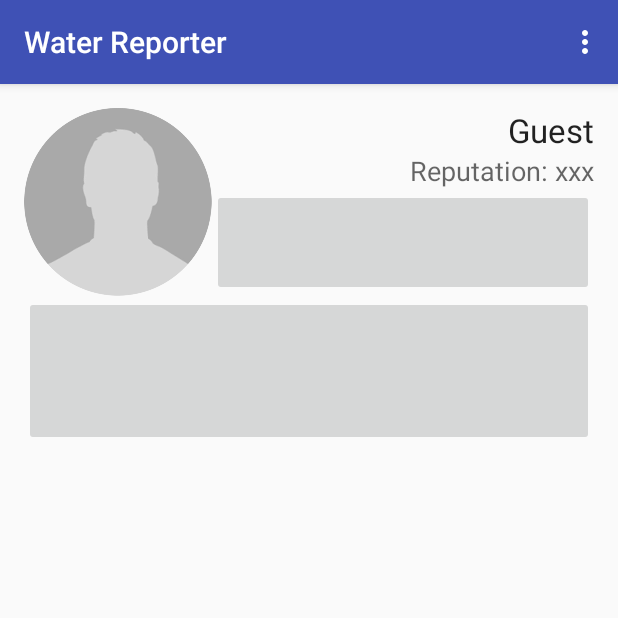
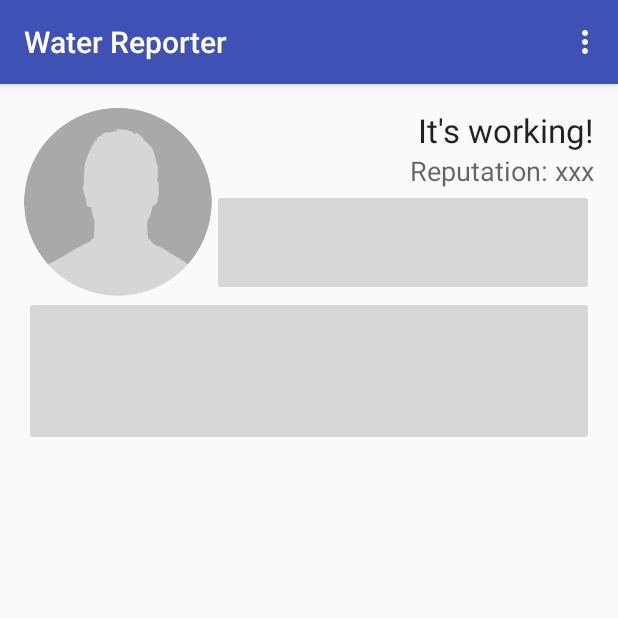
Before and after one commit to Adzwoolly/Water-Reporter, an Android app: the screen it shows after launch (MainActivity), on a phone screen of 412 x 824 dp, the top half of it. Run offline under Robolectric (Android 15) with nearby library versions, the phone set to English and light mode, and no system bars.

Commit message:
Changed some stuff.

```diff
--- a/app/src/main/java/adamwoollen/gmail/com/water_reporter/MainActivity.java
+++ b/app/src/main/java/adamwoollen/gmail/com/water_reporter/MainActivity.java
@@ -5,8 +5,11 @@ import android.support.v7.app.AppCompatActivity;
 import android.support.v7.widget.Toolbar;
 import android.view.Menu;
 import android.view.MenuItem;
+import android.widget.TextView;
 
 public class MainActivity extends AppCompatActivity {
+
+    Boolean loggedIn;
 
     @Override
     protected void onCreate(Bundle savedInstanceState) {
@@ -20,6 +23,14 @@ public class MainActivity extends AppCompatActivity {
             //set full name
             //set profile picture
             //set reputation
+        loggedIn = true;
+
+        //call log in page
+
+        if(loggedIn){
+            TextView txt_userName = (TextView) findViewById(R.id.txt_userName);
+            txt_userName.setText("It's working!");
+        }
     }
 
     @Override
```
